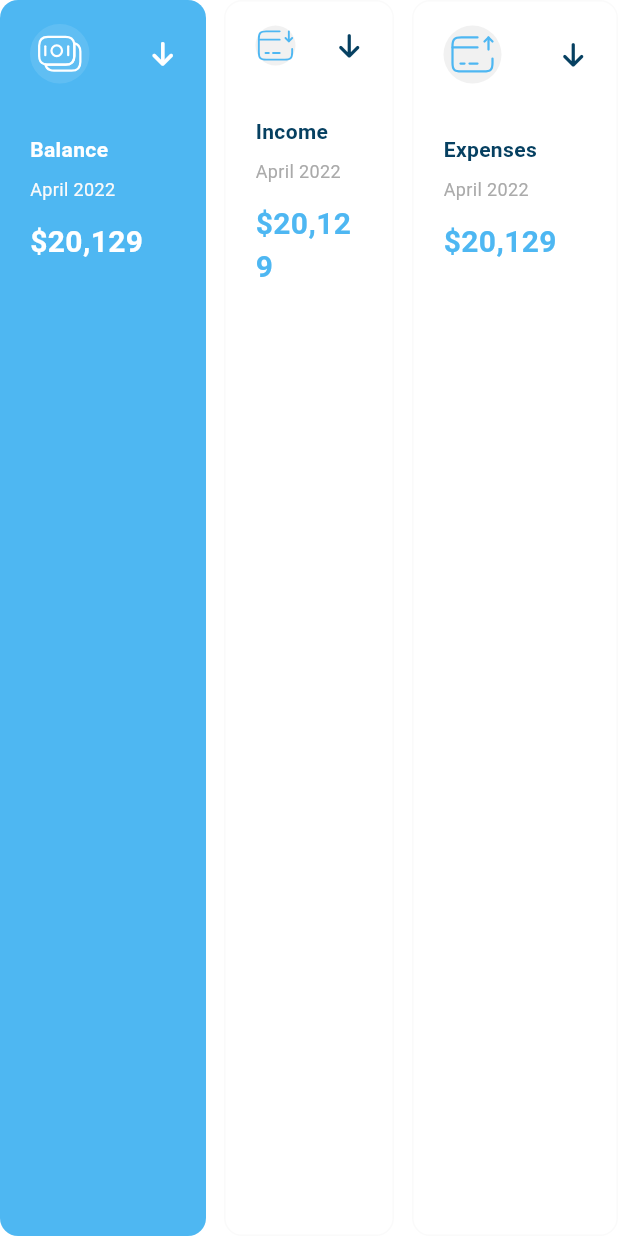
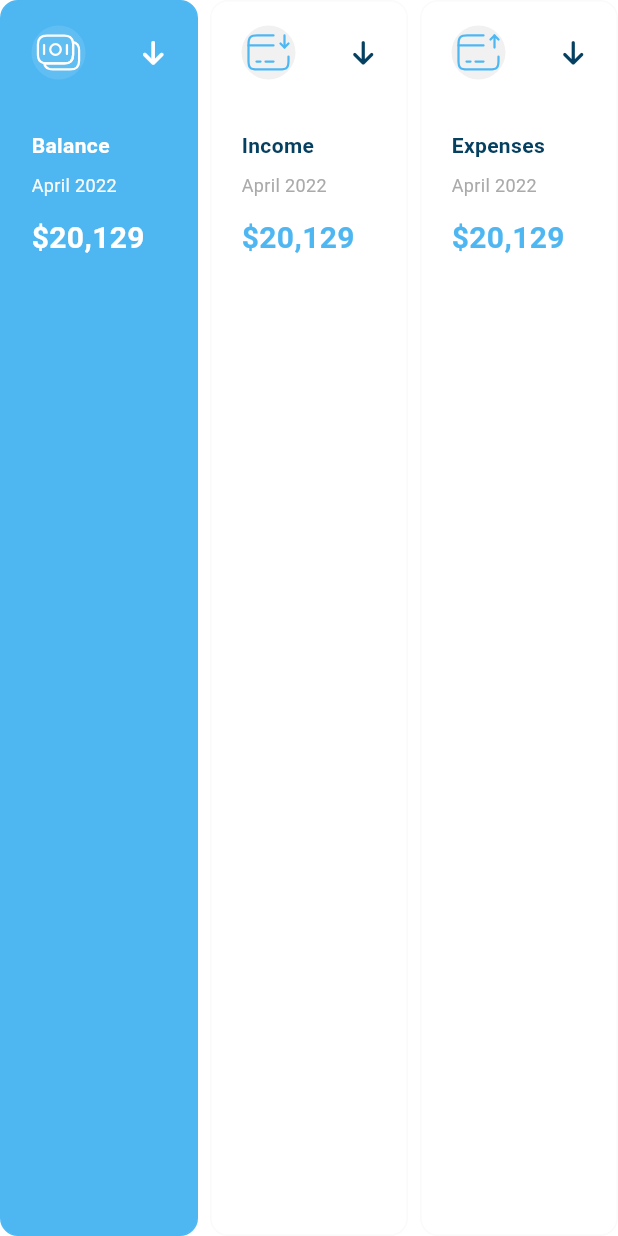
Before and after one commit to abdallah-wafeeq/responsive_desktop_tablet_mobile_layout, a Flutter app: the AllExpensiveItemMap widget shown alone on an empty page, opened directly, on a phone screen of 412 x 824 dp. Run offline on Flutter 3.47's test engine with Material 3 defaults, Android fonts, the light colour scheme and no system bars; our stand-ins replace device_preview, expandable_page_view, fl_chart, flutter_svg, font_awesome_flutter; Roboto replaces fonts that are missing (Montserrat).

Commit message:
all project

```diff
--- a/lib/widgets/app/all_expensive_item_map.dart
+++ b/lib/widgets/app/all_expensive_item_map.dart
@@ -32,38 +32,47 @@ class _AllExpensiveItemMapState extends State<AllExpensiveItemMap> {
   @override
   Widget build(BuildContext context) {
     return Row(
-      children: items.asMap().entries.map((e) {
-        int index = e.key;
-        var item = e.value;
-        if (index == 1) {
-          return Expanded(
-            child: InkWell(
+      children: [
+        Expanded(
+          child: GestureDetector(
             onTap: () {
-               updateIndex(index);
+              updateIndex(0);
             },
-              child: Padding(
-                padding: const EdgeInsets.symmetric(horizontal: 12),
             child: AllExpensesItem(
-                  isSelected: selectedIndex == index,
-                  itemModel: item,
+              isSelected: selectedIndex == 0,
+              itemModel: items[0],
             ),
           ),
         ),
-          );
-        } else {
-          return Expanded(
-              child: InkWell(
+        const SizedBox(
+          width: 8,
+        ),
+        Expanded(
+          child: GestureDetector(
             onTap: () {
-                  updateIndex(index);
+              updateIndex(1);
             },
             child: AllExpensesItem(
-                  isSelected: selectedIndex == index,
-                            itemModel: item,
+              isSelected: selectedIndex == 1,
+              itemModel: items[1],
             ),
           ),
-          );
-        }
-      }).toList(),
+        ),
+        const SizedBox(
+          width: 8,
+        ),
+        Expanded(
+          child: GestureDetector(
+            onTap: () {
+              updateIndex(2);
+            },
+            child: AllExpensesItem(
+              isSelected: selectedIndex == 2,
+              itemModel: items[2],
+            ),
+          ),
+        )
+      ],
     );
   }
 
--- a/lib/widgets/app/inactive_active_all_expenses_item.dart
+++ b/lib/widgets/app/inactive_active_all_expenses_item.dart
@@ -35,32 +35,41 @@ class InActiveAllExpensesItem extends StatelessWidget {
           SizedBox(
             height: 34,
           ),
-          AppText(
+          FittedBox(
+            fit: BoxFit.scaleDown,
+            child: AppText(
               title: itemModel.title,
               fontSize: 14,
               fontWeight: FontWeight.w600,
               fontFamily: "Montserrat",
               color: AppColors.deepBlue,
             ),
+          ),
           SizedBox(
             height: 8,
           ),
-          AppText(
+          FittedBox(
+            fit: BoxFit.scaleDown,
+            child: AppText(
               title: itemModel.date,
               fontSize: 12,
               fontWeight: FontWeight.w400,
               fontFamily: "Montserrat",
               color: AppColors.grey2,
             ),
+          ),
           SizedBox(
             height: 12,
           ),
-          AppText(
+          FittedBox(
+            fit: BoxFit.scaleDown,
+            child: AppText(
               title: itemModel.subtitle,
               fontSize: 20,
               fontWeight: FontWeight.w600,
               fontFamily: "Montserrat",
               color: AppColors.primary,
+            ),
           ),
         ],
       ),
@@ -86,7 +95,9 @@ class ActiveAllExpensesItem extends StatelessWidget {
       decoration: ShapeDecoration(
         shape: RoundedRectangleBorder(
             borderRadius: BorderRadius.circular(12),
+            side: BorderSide(width: 1, color: AppColors.primary)
         ),
+
         color: AppColors.primary
     ),
       child: Column(
@@ -101,12 +112,15 @@ class ActiveAllExpensesItem extends StatelessWidget {
           SizedBox(
             height: 34,
           ),
-          AppText(
+          FittedBox(
+            fit: BoxFit.scaleDown,
+            child: AppText(
               title: itemModel.title,
               fontSize: 14,
               fontWeight: FontWeight.w600,
               fontFamily: "Montserrat",
               color: AppColors.white,
+            ),
           ),
           SizedBox(
             height: 8,
@@ -121,13 +135,16 @@ class ActiveAllExpensesItem extends StatelessWidget {
           SizedBox(
             height: 12,
           ),
-          AppText(
+          FittedBox(
+            fit: BoxFit.scaleDown,
+            child: AppText(
               title: itemModel.subtitle,
               fontSize: 20,
               fontWeight: FontWeight.w600,
               fontFamily: "Montserrat",
               color: AppColors.white,
             ),
+          ),
         ],
       ),
     );
```
Also changed, not shown: 3 other files. Lines whose indentation alone changed are shown as unchanged.
